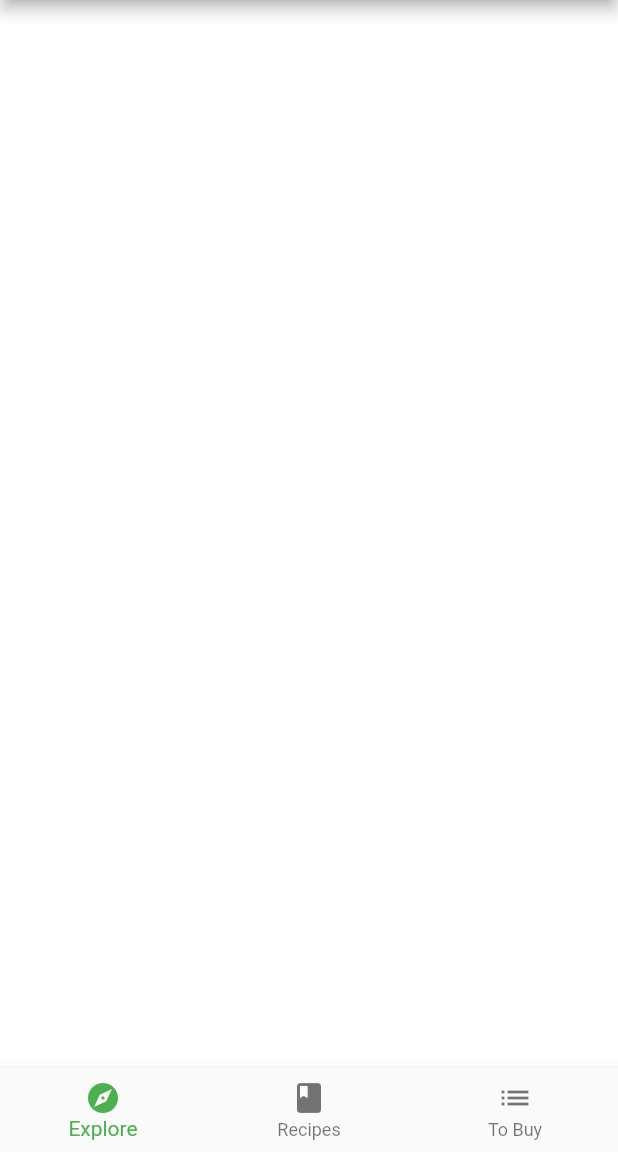
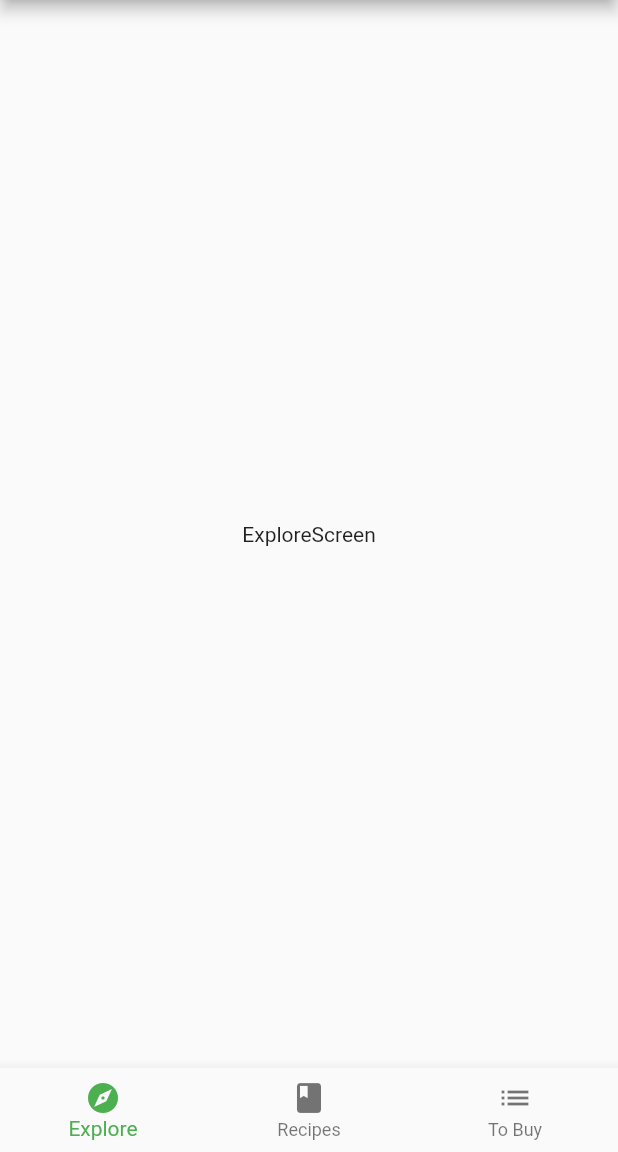
Before and after one commit to dastagg/RWFA-fooderlich5, a Flutter app: the screen it shows after launch, on a phone screen of 412 x 824 dp, the part 84-1236 px from its top. Run offline on Flutter 3.47's test engine with Material 2 defaults, Android fonts, the phone set to English and light mode, and no system bars; our stand-ins replace google_fonts.

Commit message:
Add Explore screen.

```diff
--- a/lib/home.dart
+++ b/lib/home.dart
@@ -1,4 +1,5 @@
 import 'package:flutter/material.dart';
+import '../screens/explore_screen.dart';
 
 class Home extends StatefulWidget {
   const Home({Key? key}) : super(key: key);
@@ -11,8 +12,7 @@ class _HomeState extends State<Home> {
   int _selectedIndex = 0;
 
   static List<Widget> pages = <Widget>[
-    // TODO: Replace with ExploreScreen
-    Container(color: Colors.white),
+    ExploreScreen(),
     // TODO: Replace with RecipesScreen
     Container(color: Colors.green),
     Container(color: Colors.blue),
@@ -38,16 +38,16 @@ class _HomeState extends State<Home> {
         selectedItemColor: Theme.of(context).textSelectionTheme.selectionColor,
         currentIndex: _selectedIndex,
         onTap: _onItemTapped,
-        items: <BottomNavigationBarItem>[
-          const BottomNavigationBarItem(
+        items: const <BottomNavigationBarItem>[
+          BottomNavigationBarItem(
             icon: Icon(Icons.explore),
             label: 'Explore',
           ),
-          const BottomNavigationBarItem(
+          BottomNavigationBarItem(
             icon: Icon(Icons.book),
             label: 'Recipes',
           ),
-          const BottomNavigationBarItem(
+          BottomNavigationBarItem(
             icon: Icon(Icons.list),
             label: 'To Buy',
           ),
--- /dev/null
+++ b/lib/screens/explore_screen.dart
@@ -0,0 +1,21 @@
+import 'package:flutter/material.dart';
+
+import '../components/components.dart';
+import '../models/models.dart';
+import '../api/mock_fooderlich_service.dart';
+
+class ExploreScreen extends StatelessWidget {
+
+  final mockService = MockFooderlichService();
+
+  ExploreScreen({Key? key}) : super(key: key);
+
+  @override
+  Widget build(BuildContext context) {
+    // TODO 1: Add TodayRecipeListView FutureBuilder
+
+    return const Center(
+      child: Text('ExploreScreen'),
+    );
+  }
+}
```
